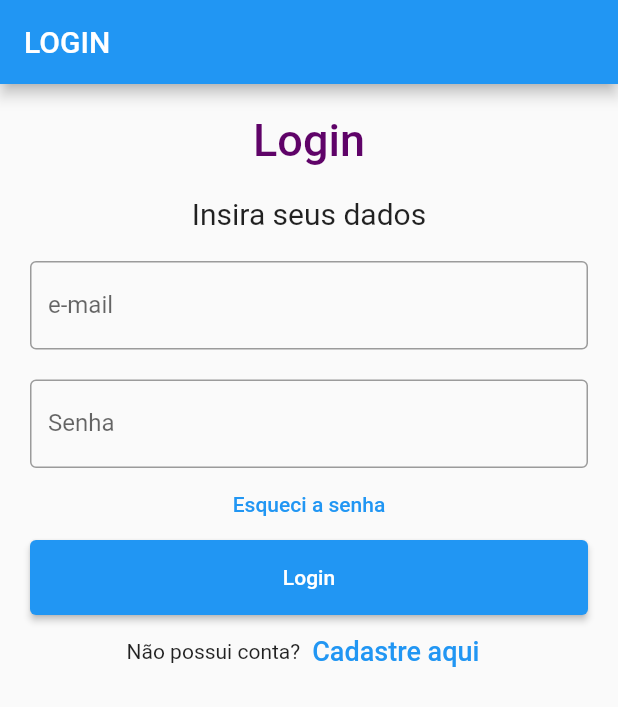
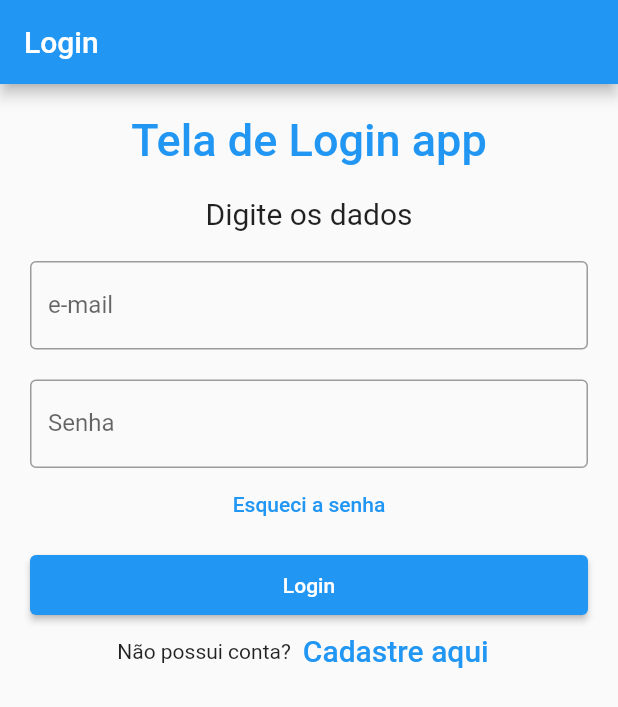
Before and after one commit to neves1697/GeradorSenha, a Flutter app: the screen it shows after launch, on a phone screen of 412 x 824 dp. Shown: the top 707 px of the screen. Run offline on Flutter 3.47's test engine with Material 2 defaults, Android fonts, the phone set to English and light mode, and no system bars; our stand-ins replace image_picker, sqflite; missing offline and left inert: dart:html; accounts and stored records are empty.

Commit message:
Adicionado ajustes na classe main

```diff
--- a/lib/main.dart
+++ b/lib/main.dart
@@ -1,6 +1,7 @@
+import 'recuperarsenha.dart';
+import 'menuprincipal.dart';
+import 'package:cadastroapp/recuperarsenha.dart';
 import 'package:flutter/material.dart';
-import 'cadusuario.dart';
-import 'recuperarsenha.dart';
 import 'menuprincipal.dart';
 
 void main() {
@@ -12,29 +13,16 @@ class MyApp extends StatelessWidget {
   Widget build(BuildContext context) {
     return MaterialApp(
       home: Scaffold(
-        appBar: AppBar(title: const Text('LOGIN')),
+        appBar: AppBar(title: const Text('Login')),
         body: _Login(),
       ),
     );
   }
 }
 
-class _Login extends StatefulWidget {
-  const _Login({Key? key}) : super(key: key);
-
-  @override
-  _loginState createState() {
-    return _loginState();
-  }
-}
-
-class _loginState extends State<_Login> {
-  String email = 'teste@gmail.com';
-  String pass = 'abc';
-
-  TextEditingController emailController = TextEditingController();
-  TextEditingController senhaController = TextEditingController();
-
+class _Login extends StatelessWidget {
+  String email = '';
+  String pass = '';
   @override
   Widget build(BuildContext context) {
     return Padding(
@@ -45,9 +33,9 @@ class _loginState extends State<_Login> {
                 alignment: Alignment.center,
                 padding: const EdgeInsets.all(10),
                 child: const Text(
-                  'Login',
+                  'Tela de Login app',
                   style: TextStyle(
-                      color: Color.fromARGB(255, 95, 3, 104),
+                      color: Colors.blue,
                       fontWeight: FontWeight.w500,
                       fontSize: 30),
                 )),
@@ -55,13 +43,12 @@ class _loginState extends State<_Login> {
                 alignment: Alignment.center,
                 padding: const EdgeInsets.all(10),
                 child: const Text(
-                  'Insira seus dados',
+                  'Digite os dados',
                   style: TextStyle(fontSize: 20),
                 )),
             Container(
               padding: const EdgeInsets.all(10),
               child: TextField(
-                controller: emailController,
                 keyboardType: TextInputType.emailAddress,
                 decoration: const InputDecoration(
                   border: OutlineInputBorder(),
@@ -72,8 +59,6 @@ class _loginState extends State<_Login> {
             Container(
               padding: const EdgeInsets.fromLTRB(10, 10, 10, 0),
               child: TextField(
-                controller: senhaController,
-                cursorColor: Color.fromARGB(255, 94, 14, 14),
                 obscureText: true,
                 decoration: const InputDecoration(
                   border: OutlineInputBorder(),
@@ -82,28 +67,25 @@ class _loginState extends State<_Login> {
               ),
             ),
             TextButton(
-              child: const Text(
-                'Esqueci a senha',
-              ),
               onPressed: () {
                 Navigator.push(context, MaterialPageRoute(builder: (context) {
                   return recuperarsenha();
                 }));
               },
+              child: const Text(
+                'Esqueci a senha',
+              ),
             ),
             Container(
                 height: 50,
-                padding: const EdgeInsets.fromLTRB(10, 0, 10, 0),
+                padding: const EdgeInsets.fromLTRB(10, 10, 10, 0),
                 child: ElevatedButton(
                   child: const Text('Login'),
                   onPressed: () {
-                    if (validarAcesso(
-                        emailController.text, senhaController.text)) {
-                      Navigator.push(context,
-                          MaterialPageRoute(builder: (context) {
-                        return menuprincipal();
-                      }));
-                    }
+                    Navigator.push(context,
+                        MaterialPageRoute(builder: (context) {
+                      return menuprincipal();
+                    }));
                   },
                 )),
             Row(
@@ -112,13 +94,10 @@ class _loginState extends State<_Login> {
                 TextButton(
                   child: const Text(
                     'Cadastre aqui',
-                    style: TextStyle(fontSize: 18),
+                    style: TextStyle(fontSize: 20),
                   ),
                   onPressed: () {
-                    Navigator.push(context,
-                        MaterialPageRoute(builder: (context) {
-                      return cadusuario();
-                    }));
+                    print('Cadastro aqui');
                   },
                 )
               ],
@@ -128,14 +107,3 @@ class _loginState extends State<_Login> {
         ));
   }
 }
-
-validarAcesso(String email, String senha) {
-  String _email = "admin@admin";
-  String _senha = "123";
-
-  if (email == _email && senha == _senha) {
-    return true;
-  }
-
-  return false;
-}
```
